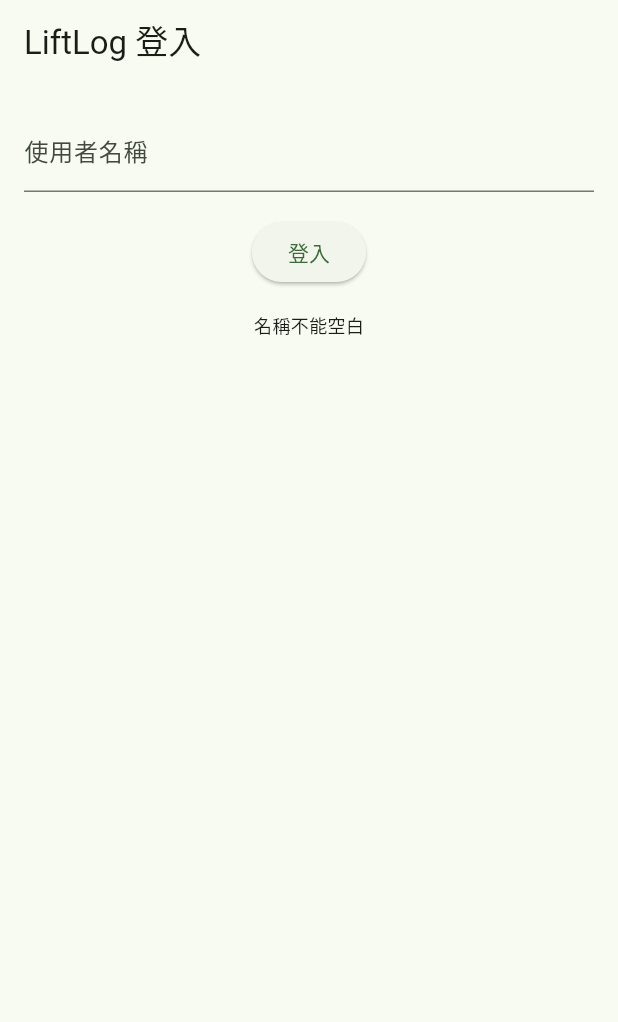
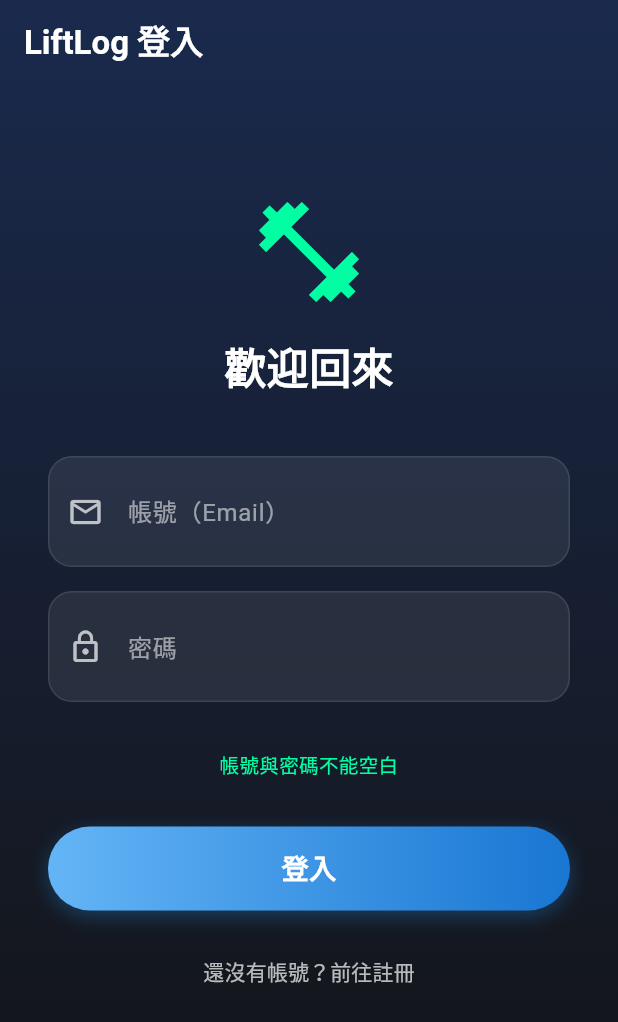
Before and after one commit to Mian-Tiao/Network_FinalProject, a Flutter app: the LoginPage screen opened directly with empty values, after a tap on "登入", on a phone screen of 412 x 824 dp. Shown: the top 1022 px of the screen. Run offline on Flutter 3.47's test engine with Material 3 defaults, Android fonts, the phone set to English and light mode, and no system bars; our stand-ins replace supabase_flutter; accounts and stored records are empty.

Commit message:
page12/27

```diff
--- a/lib/pages/checkin_page.dart
+++ b/lib/pages/checkin_page.dart
@@ -1,12 +1,12 @@
 import 'dart:async';
-import 'dart:ui';
+
 import 'package:flutter/material.dart';
 import '../services/tcp_client.dart';
 import 'today_workout_page.dart';
 
 class CheckinPage extends StatefulWidget {
   final TcpClient client;
-  final int userId;
+  final String userId;
 
   const CheckinPage({
     super.key,
@@ -58,10 +58,12 @@
       'soreness': _soreness,
       'stress': _stress,
     });
-    setState(() => _result = '正在分析您的身體狀況...');
+
+    setState(() {
+      _result = '已送出，等待伺服器回應...';
+    });
   }
 
-  // 打造像截圖中的卡片
   Widget _buildCheckinCard(String title, int value, String desc, ValueChanged<double> onChanged) {
     return Container(
       margin: const EdgeInsets.only(bottom: 16),
--- a/lib/pages/exercise_library_page.dart
+++ b/lib/pages/exercise_library_page.dart
@@ -4,7 +4,7 @@
 
 class ExerciseLibraryPage extends StatefulWidget {
   final TcpClient client;
-  final int userId;
+  final String userId; // 👈 新增這行
 
   const ExerciseLibraryPage({
     super.key,
@@ -19,14 +19,25 @@
 class _ExerciseLibraryPageState extends State<ExerciseLibraryPage> {
   final TextEditingController _nameController = TextEditingController();
 
+  // bodyPart 下拉選單（ExerciseDB 的分類）
   final List<String> _bodyParts = const [
-    '全部', 'back', 'cardio', 'chest', 'lower arms', 'lower legs',
-    'neck', 'shoulders', 'upper arms', 'upper legs', 'waist',
+    '全部',
+    'back',
+    'cardio',
+    'chest',
+    'lower arms',
+    'lower legs',
+    'neck',
+    'shoulders',
+    'upper arms',
+    'upper legs',
+    'waist',
   ];
 
   String _selectedBodyPart = '全部';
   bool _loading = false;
   List<dynamic> _results = [];
+
   StreamSubscription<Map<String, dynamic>>? _sub;
 
   @override
--- a/lib/pages/history_page.dart
+++ b/lib/pages/history_page.dart
@@ -1,10 +1,12 @@
+
 import 'dart:async';
+
 import 'package:flutter/material.dart';
 import '../services/tcp_client.dart';
 
 class HistoryPage extends StatefulWidget {
   final TcpClient client;
-  final int userId;
+  final String userId;
 
   const HistoryPage({
     super.key,
--- a/lib/pages/home_page.dart
+++ b/lib/pages/home_page.dart
@@ -8,7 +8,7 @@
 class HomePage extends StatelessWidget {
   final TcpClient client;
   final String username;
-  final int userId;
+  final String userId;
   final VoidCallback onLogout;
 
   const HomePage({
--- a/lib/pages/login_page.dart
+++ b/lib/pages/login_page.dart
@@ -1,11 +1,12 @@
 import 'dart:async';
-
 import 'package:flutter/material.dart';
+import 'package:supabase_flutter/supabase_flutter.dart';
+import 'register_page.dart';
 import '../services/tcp_client.dart';
 
 class LoginPage extends StatefulWidget {
   final TcpClient client;
-  final void Function(int userId, String username) onLoginSuccess;
+  final void Function(String userId, String username) onLoginSuccess;
 
   const LoginPage({
     super.key,
@@ -18,83 +19,218 @@
 }
 
 class _LoginPageState extends State<LoginPage> {
-  final TextEditingController _nameController = TextEditingController();
-  String _status = '請輸入名稱後登入';
+  final TextEditingController _emailController = TextEditingController();
+  final TextEditingController _pwdController = TextEditingController();
+
+  String _status = '請輸入帳號與密碼登入';
+  bool _isLoading = false;
+
   StreamSubscription<Map<String, dynamic>>? _sub;
 
-  @override
-  void initState() {
-    super.initState();
-    // 只關心 login 的回應
-    _sub = widget.client.messages.listen((msg) {
-      if (msg['action'] == 'login') {
-        if (msg['status'] == 'ok') {
-          final userId = msg['userId'] as int? ?? 0;
-          final username = msg['username'] as String? ?? '';
-          widget.onLoginSuccess(userId, username);
-        } else {
-          setState(() {
-            _status = '登入失敗：${msg['message'] ?? '未知錯誤'}';
-          });
-        }
-      }
-    });
-  }
+  SupabaseClient get _supabase => Supabase.instance.client;
 
   @override
   void dispose() {
     _sub?.cancel();
-    _nameController.dispose();
+    _emailController.dispose();
+    _pwdController.dispose();
     super.dispose();
   }
 
-  void _login() {
-    final name = _nameController.text.trim();
-    if (name.isEmpty) {
+  Future<void> _login() async {
+    final email = _emailController.text.trim();
+    final password = _pwdController.text;
+
+    if (email.isEmpty || password.isEmpty) {
+      setState(() => _status = '帳號與密碼不能空白');
+      return;
+    }
+
     setState(() {
-        _status = '名稱不能空白';
+      _isLoading = true;
+      _status = '登入中...';
+    });
+
+    try {
+      final authRes = await _supabase.auth.signInWithPassword(
+        email: email,
+        password: password,
+      );
+
+      final user = authRes.user;
+      if (user == null) {
+        setState(() {
+          _status = '登入失敗：無法取得使用者資訊';
+          _isLoading = false;
         });
         return;
       }
 
+      final userId = user.id;
       widget.client.sendJson({
         'action': 'login',
-      'username': name,
-      'password': '1234', // 先寫死
+        'userId': userId,
+        'username': email,
       });
 
+      widget.onLoginSuccess(userId, email);
+    } on AuthException catch (e) {
       setState(() {
-      _status = '已送出登入請求，請稍候...';
+        _status = '登入失敗：${e.message}';
+        _isLoading = false;
       });
+    } catch (e) {
+      setState(() {
+        _status = '登入發生錯誤：$e';
+        _isLoading = false;
+      });
+    }
+  }
+
+  void _goRegister() async {
+    final createdEmail = await Navigator.of(context).push<String>(
+      MaterialPageRoute(builder: (_) => const RegisterPage()),
+    );
+
+    if (createdEmail != null && createdEmail.isNotEmpty) {
+      _emailController.text = createdEmail;
+      setState(() => _status = '註冊成功，請輸入密碼登入');
+    }
+  }
+
+  // 封裝輸入框樣式
+  Widget _buildTextField({
+    required TextEditingController controller,
+    required String label,
+    bool obscureText = false,
+    required IconData icon,
+  }) {
+    return Container(
+      margin: const EdgeInsets.only(bottom: 16),
+      decoration: BoxDecoration(
+        color: Colors.white.withOpacity(0.08),
+        borderRadius: BorderRadius.circular(16),
+        border: Border.all(color: Colors.white.withOpacity(0.1)),
+      ),
+      child: TextField(
+        controller: controller,
+        obscureText: obscureText,
+        style: const TextStyle(color: Colors.white),
+        decoration: InputDecoration(
+          prefixIcon: Icon(icon, color: Colors.white70),
+          labelText: label,
+          labelStyle: const TextStyle(color: Colors.white54),
+          border: InputBorder.none,
+          contentPadding: const EdgeInsets.symmetric(horizontal: 20, vertical: 16),
+        ),
+      ),
+    );
   }
 
   @override
   Widget build(BuildContext context) {
     return Scaffold(
+      backgroundColor: Colors.transparent, // 防止露白
+      extendBodyBehindAppBar: true,
       appBar: AppBar(
-        title: const Text('LiftLog 登入'),
+        backgroundColor: Colors.transparent,
+        elevation: 0,
+        title: const Text('LiftLog 登入', style: TextStyle(color: Colors.white, fontWeight: FontWeight.bold)),
       ),
-      body: Padding(
-        padding: const EdgeInsets.all(16),
+      body: Container(
+        width: double.infinity,
+        height: double.infinity,
+        decoration: const BoxDecoration(
+          gradient: LinearGradient(
+            begin: Alignment.topCenter,
+            end: Alignment.bottomCenter,
+            colors: [Color(0xFF1A2A4D), Color(0xFF121212)],
+          ),
+        ),
+        child: SafeArea(
+          child: SingleChildScrollView(
+            padding: const EdgeInsets.all(32.0),
             child: Column(
               children: [
-            TextField(
-              controller: _nameController,
-              decoration: const InputDecoration(
-                labelText: '使用者名稱',
+                const SizedBox(height: 40),
+                // Logo 或 標題區
+                const Icon(Icons.fitness_center, size: 80, color: Color(0xFF00FFA3)),
+                const SizedBox(height: 16),
+                const Text(
+                  '歡迎回來',
+                  style: TextStyle(color: Colors.white, fontSize: 28, fontWeight: FontWeight.bold),
+                ),
+                const SizedBox(height: 40),
+
+                _buildTextField(
+                  controller: _emailController,
+                  label: '帳號（Email）',
+                  icon: Icons.email_outlined,
+                ),
+                _buildTextField(
+                  controller: _pwdController,
+                  label: '密碼',
+                  obscureText: true,
+                  icon: Icons.lock_outline,
+                ),
+
+                const SizedBox(height: 16),
+
+                // 狀態顯示
+                Text(
+                  _status,
+                  textAlign: TextAlign.center,
+                  style: const TextStyle(color: Color(0xFF00FFA3), fontSize: 13),
+                ),
+
+                const SizedBox(height: 32),
+
+                // 登入按鈕 (漸層風格)
+                GestureDetector(
+                  onTap: _isLoading ? null : _login,
+                  child: Container(
+                    width: double.infinity,
+                    height: 56,
+                    decoration: BoxDecoration(
+                      gradient: const LinearGradient(
+                        colors: [Color(0xFF64B5F6), Color(0xFF1976D2)],
+                      ),
+                      borderRadius: BorderRadius.circular(28),
+                      boxShadow: [
+                        BoxShadow(
+                          color: Colors.blue.withOpacity(0.3),
+                          blurRadius: 10,
+                          offset: const Offset(0, 4),
+                        ),
+                      ],
+                    ),
+                    child: Center(
+                      child: _isLoading
+                          ? const SizedBox(
+                        width: 24,
+                        height: 24,
+                        child: CircularProgressIndicator(color: Colors.white, strokeWidth: 2),
+                      )
+                          : const Text(
+                        '登入',
+                        style: TextStyle(color: Colors.white, fontSize: 18, fontWeight: FontWeight.bold),
                       ),
                     ),
+                  ),
+                ),
+
                 const SizedBox(height: 16),
-            ElevatedButton(
-              onPressed: _login,
-              child: const Text('登入'),
+
+                TextButton(
+                  onPressed: _goRegister,
+                  child: const Text(
+                    '還沒有帳號？前往註冊',
+                    style: TextStyle(color: Colors.white70, fontSize: 14),
                   ),
-            const SizedBox(height: 16),
-            Text(
-              _status,
-              style: const TextStyle(fontSize: 12),
                 ),
               ],
+            ),
+          ),
         ),
       ),
     );
--- a/lib/pages/summary_page.dart
+++ b/lib/pages/summary_page.dart
@@ -1,10 +1,11 @@
 import 'dart:async';
+
 import 'package:flutter/material.dart';
 import '../services/tcp_client.dart';
 
 class SummaryPage extends StatefulWidget {
   final TcpClient client;
-  final int userId;
+  final String userId;
 
   const SummaryPage({
     super.key,
--- a/lib/pages/today_workout_page.dart
+++ b/lib/pages/today_workout_page.dart
@@ -1,10 +1,11 @@
 import 'dart:async';
+
 import 'package:flutter/material.dart';
 import '../services/tcp_client.dart';
 
 class TodayWorkoutPage extends StatefulWidget {
   final TcpClient client;
-  final int userId;
+  final String userId;
 
   const TodayWorkoutPage({
     super.key,
--- a/pubspec.yaml
+++ b/pubspec.yaml
@@ -34,6 +34,7 @@
   # The following adds the Cupertino Icons font to your application.
   # Use with the CupertinoIcons class for iOS style icons.
   cupertino_icons: ^1.0.8
+  supabase_flutter: ^2.12.0
 
 dev_dependencies:
   flutter_test:
```
Also changed, not shown: pubspec.lock. Lines whose indentation alone changed are shown as unchanged.
